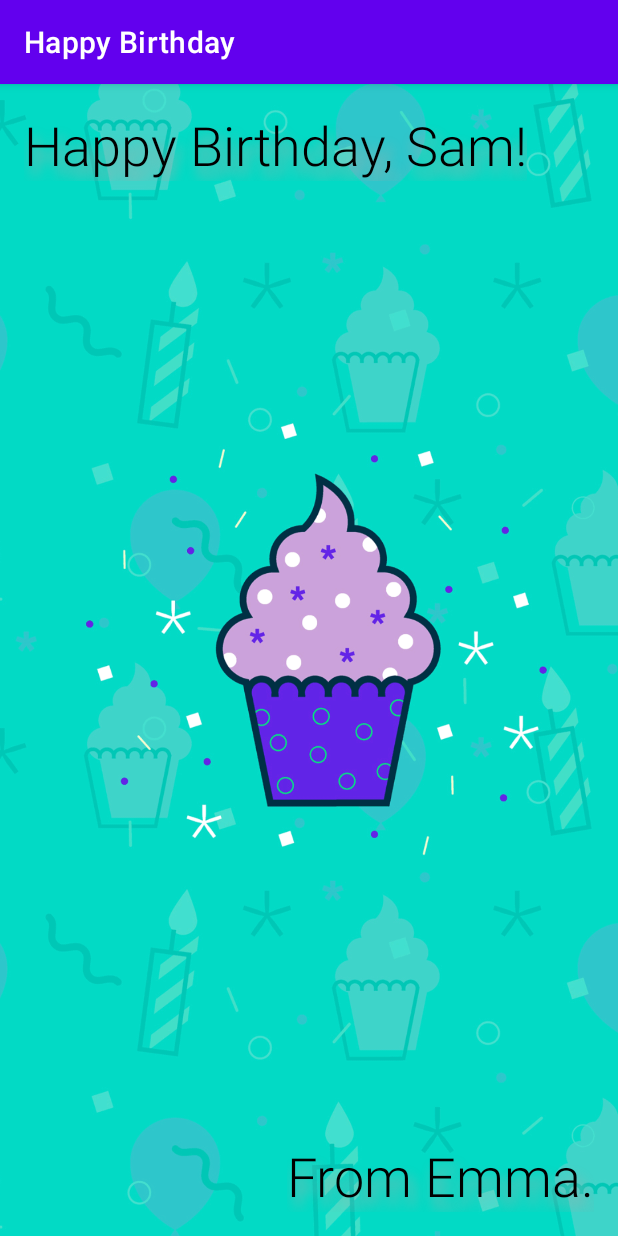
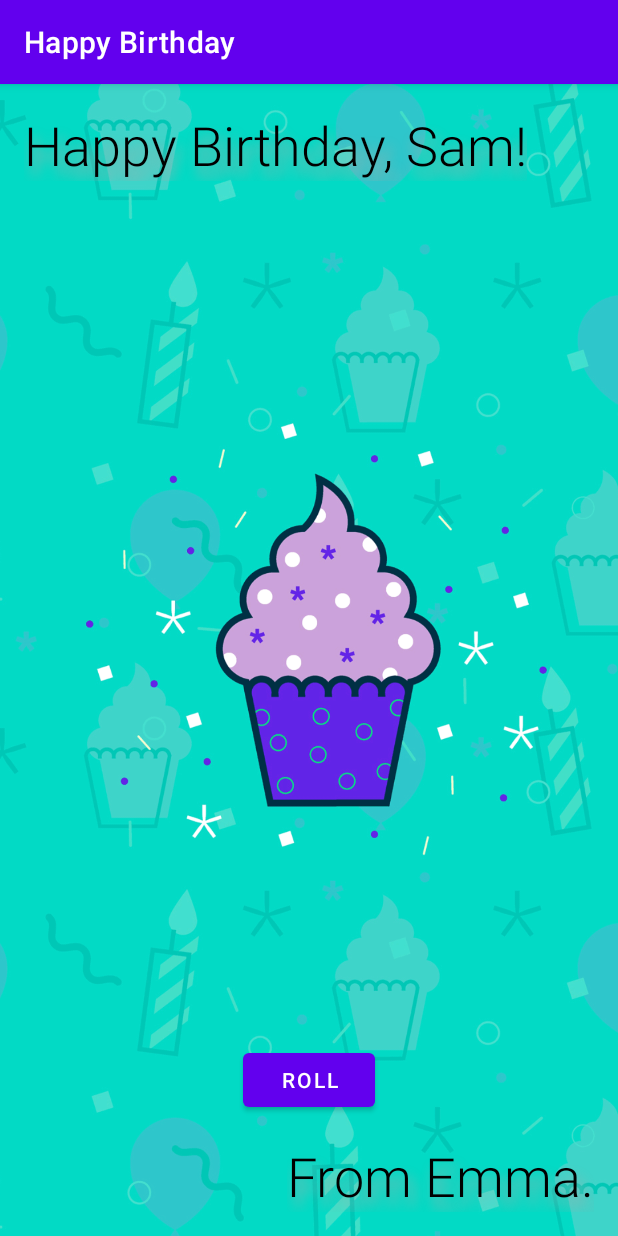
Before and after one commit to ilpwork/HappyBirthday, an Android app: the screen it shows after launch (MainActivity), on a phone screen of 412 x 824 dp. Run offline under Robolectric (Android 15) with nearby library versions, the phone set to English and light mode, and no system bars.

Commit message:
Dice Roll

```diff
--- a/app/src/main/java/com/example/happybirthday/MainActivity.kt
+++ b/app/src/main/java/com/example/happybirthday/MainActivity.kt
@@ -1,11 +1,24 @@
 package com.example.happybirthday
 
+import android.graphics.Color
 import androidx.appcompat.app.AppCompatActivity
 import android.os.Bundle
+import android.provider.CalendarContract.Colors
+import android.widget.Button
+import android.widget.TextView
+import android.widget.Toast
 
 class MainActivity : AppCompatActivity() {
     override fun onCreate(savedInstanceState: Bundle?) {
         super.onCreate(savedInstanceState)
         setContentView(R.layout.activity_main)
+
+        val rollButton: Button = findViewById(R.id.button);
+        rollButton.setOnClickListener {
+            val dice = Dice(6, "RED");
+            val rollText: TextView = findViewById(R.id.textView3);
+            rollText.text = dice.roll().toString();
+            rollText.setBackgroundColor(Color.parseColor(dice.color));
+        }
     }
 }
--- a/app/src/main/res/layout/activity_main.xml
+++ b/app/src/main/res/layout/activity_main.xml
@@ -52,4 +52,25 @@
         app:layout_constraintBottom_toBottomOf="parent"
         app:layout_constraintEnd_toEndOf="parent" />
 
+    <Button
+        android:id="@+id/button"
+        android:layout_width="wrap_content"
+        android:layout_height="wrap_content"
+        android:text="Roll"
+        app:layout_constraintEnd_toEndOf="parent"
+        app:layout_constraintStart_toStartOf="parent"
+        app:layout_constraintTop_toBottomOf="@+id/textView3" />
+
+    <TextView
+        android:id="@+id/textView3"
+        android:layout_width="wrap_content"
+        android:layout_height="wrap_content"
+        android:layout_marginBottom="128dp"
+        android:width="46dp"
+        android:textAlignment="center"
+        android:textSize="36sp"
+        app:layout_constraintBottom_toBottomOf="@+id/imageView"
+        app:layout_constraintEnd_toEndOf="parent"
+        app:layout_constraintStart_toStartOf="parent" />
+
 </androidx.constraintlayout.widget.ConstraintLayout>
```
Also changed, not shown: app/src/main/java/com/example/happybirthday/Dice.kt (+12 -7 lines).
